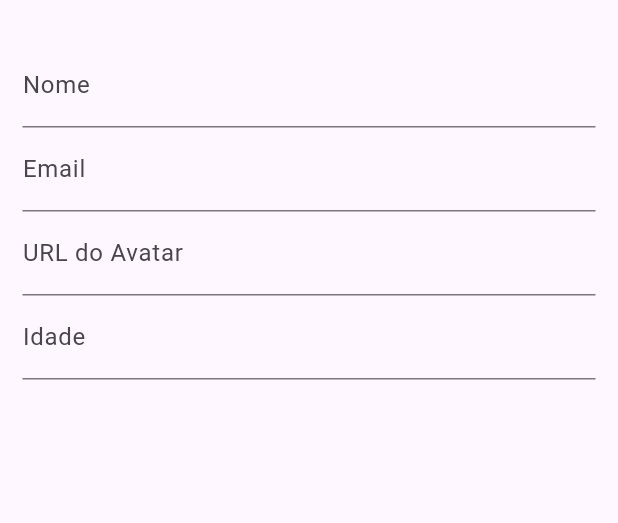
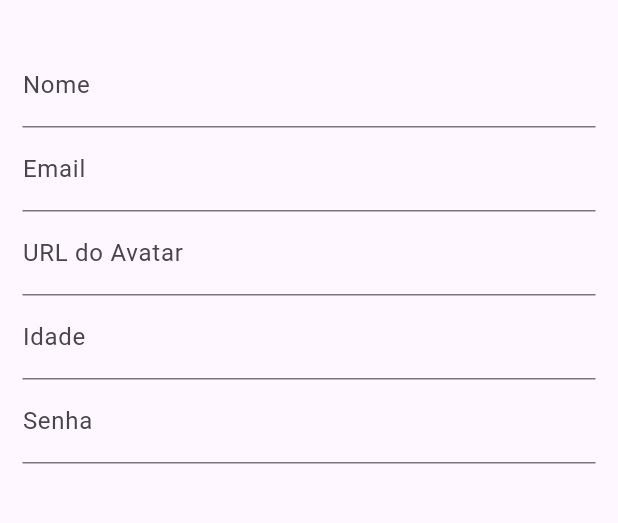
Before and after one commit to EduardoGhost/flutterForm, a Flutter app: the screen it shows after launch, after a tap on "Login", after a tap on "Não tem uma conta? Registre-se", on a phone screen of 412 x 824 dp, the part 63-586 px from its top. Run offline on Flutter 3.47's test engine with Material 2 defaults, Android fonts, the phone set to English and light mode, and no system bars; our stand-ins replace sqflite; accounts and stored records are empty.

```diff
--- a/lib/data/DatabaseHelper.dart
+++ b/lib/data/DatabaseHelper.dart
@@ -24,7 +24,7 @@ class DatabaseHelper {
       join(await getDatabasesPath(), 'user_database.db'),
       onCreate: (db, version) {
         return db.execute(
-          "CREATE TABLE users(id TEXT PRIMARY KEY, name TEXT, email TEXT, avatarUrl TEXT, age INT)",
+          "CREATE TABLE users(id TEXT PRIMARY KEY, name TEXT, email TEXT, avatarUrl TEXT, age INT, password TEXT)",
         );
       },
       version: 1,
--- a/lib/models/user.dart
+++ b/lib/models/user.dart
@@ -5,6 +5,7 @@ class User {
   final String email;
   final String avatarUrl;
   final int age;
+  final String password;
 
   User({
     required this.id,
@@ -12,6 +13,7 @@ class User {
     required this.email,
     required this.avatarUrl,
     required this.age,
+    required this.password,
   });
 
 
@@ -22,6 +24,7 @@ class User {
       'email': email,
       'avatarUrl': avatarUrl,
       'age' : age,
+      'password' : password,
     };
   }
 
@@ -32,6 +35,7 @@ class User {
       email: map['email'],
       avatarUrl: map['avatarUrl'],
       age: map['age'],
+      password: map['password']
     );
   }
 }
--- a/lib/providers/users.dart
+++ b/lib/providers/users.dart
@@ -43,6 +43,7 @@ class Users with ChangeNotifier {
         email: user.email,
         avatarUrl: user.avatarUrl,
         age: user.age,
+        password: user.password,
       ));
 
       await _userRepository.updateUser(user);
@@ -54,6 +55,7 @@ class Users with ChangeNotifier {
         email: user.email,
         avatarUrl: user.avatarUrl,
         age: user.age,
+        password: user.password,
       );
       _items[id] = newUser;
       await _userRepository.insertUser(newUser);
--- a/lib/view/LoginScreen.dart
+++ b/lib/view/LoginScreen.dart
@@ -1,4 +1,6 @@
 import 'package:flutter/material.dart';
+import '../data/UserRepository.dart';
+import '../models/user.dart';
 
 class LoginScreen extends StatefulWidget {
   @override
@@ -9,13 +11,21 @@ class _LoginScreenState extends State<LoginScreen> {
   final _formKey = GlobalKey<FormState>();
   final _emailController = TextEditingController();
   final _passwordController = TextEditingController();
+  final UserRepository _userRepository = UserRepository();
 
-  void _submitLogin() {
+  void _submitLogin() async {
     if (_formKey.currentState?.validate() ?? false) {
       String email = _emailController.text;
       String password = _passwordController.text;
 
+        //Login de usuario padrao
       if (email == 'edu@bol.com' && password == 'senha123') {
+        // Login bem-sucedido
+        Navigator.of(context).pushReplacementNamed('/');
+      } else {
+        // Verificar no banco de dados
+        User? user = await _userRepository.getUserByEmail(email);
+        if (user != null && user.password == password) {
           // Login bem-sucedido
           Navigator.of(context).pushReplacementNamed('/');
         } else {
@@ -35,6 +45,7 @@ class _LoginScreenState extends State<LoginScreen> {
               ],
             ),
           );
+        }
       }
     }
   }
--- a/lib/view/userForm.dart
+++ b/lib/view/userForm.dart
@@ -18,6 +18,7 @@ class userForm extends StatelessWidget{
       _formData['email'] = user.email;
       _formData['avatarUrl'] = user.avatarUrl;
       _formData['age'] = user.age.toString();
+      _formData['password'] = user.password;
     }
   }
 
@@ -45,6 +46,7 @@ class userForm extends StatelessWidget{
                     email: _formData['email'] ?? '',
                     avatarUrl: _formData['avatarUrl'] ?? '',
                     age: int.tryParse(_formData['age'] ?? '0') ?? 0,
+                    password: _formData['password'] ?? "",
                   ),
                 );
 
@@ -112,6 +114,19 @@ class userForm extends StatelessWidget{
                 },
                 onSaved: (value) => _formData['age'] = value!,
               ),
+              TextFormField(
+                initialValue: _formData['password'],
+                decoration: InputDecoration(labelText: "Senha"),
+                obscureText: true,
+                validator: (value) {
+                  if (value == null || value.trim().isEmpty) {
+                    return "Senha invalida";
+                  }
+
+                  return null;
+                },
+                onSaved: (value) => _formData['password'] = value!,
+              ),
             ],
           ),
         ),
```
Also changed, not shown: lib/data/UserRepository.dart (+15 -0 lines). Lines whose indentation alone changed are shown as unchanged.
